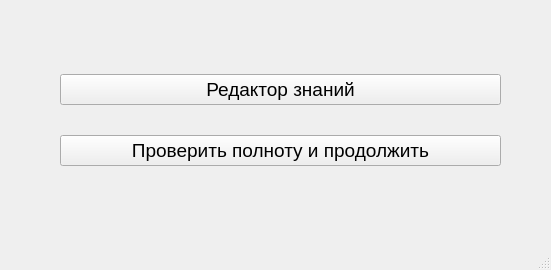
Qt form layouts/mainWindow.ui (RyndychRD/Classifier) before a commit.
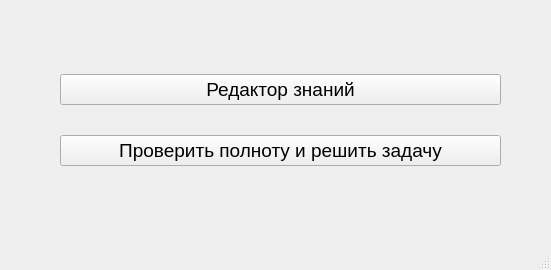
The same form after that commit.

Patch:
```diff
--- a/layouts/mainWindow.ui
+++ b/layouts/mainWindow.ui
@@ -56,7 +56,7 @@
         </font>
        </property>
        <property name="text">
-        <string>Проверить полноту и продолжить</string>
+        <string>Проверить полноту и решить задачу</string>
        </property>
       </widget>
      </item>
```
